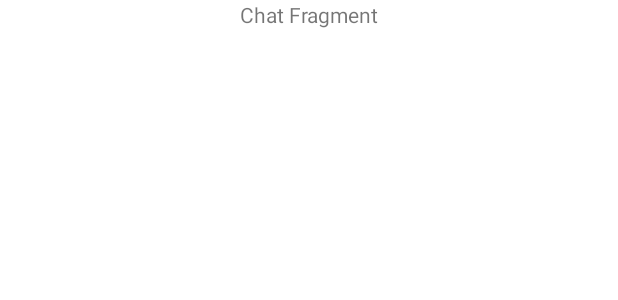
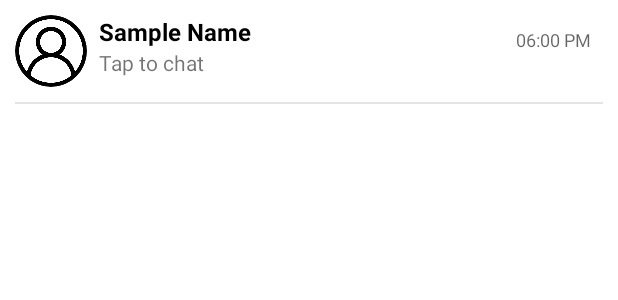
Before and after one commit to rishav0511/MSClone, an Android app: the layout fragment_chat.xml on its own in the app's theme, with its tools: preview values and no code run, on a phone screen of 412 x 824 dp. Shown: the top 300 px of the screen. Run offline under Robolectric (Android 15) with nearby library versions, the phone set to English and light mode, and no system bars.

Commit message:
ChatActivity view with Recycler view bug

```diff
--- a/app/build.gradle
+++ b/app/build.gradle
@@ -44,6 +44,8 @@ dependencies {
     androidTestImplementation 'androidx.test.espresso:espresso-core:3.3.0'
 
     implementation 'de.hdodenhof:circleimageview:3.1.0'
+    implementation 'com.github.bumptech.glide:glide:4.12.0'
+    annotationProcessor 'com.github.bumptech.glide:compiler:4.12.0'
 
     implementation platform('com.google.firebase:firebase-bom:28.2.0')
     implementation 'com.google.firebase:firebase-analytics'
--- a/app/src/main/res/layout/fragment_chat.xml
+++ b/app/src/main/res/layout/fragment_chat.xml
@@ -1,15 +1,24 @@
 <?xml version="1.0" encoding="utf-8"?>
 <FrameLayout xmlns:android="http://schemas.android.com/apk/res/android"
+    xmlns:app="http://schemas.android.com/apk/res-auto"
     xmlns:tools="http://schemas.android.com/tools"
     android:layout_width="match_parent"
     android:layout_height="match_parent"
     tools:context=".ChatFragment">
 
-    <!-- TODO: Update blank fragment layout -->
-    <TextView
+    <androidx.constraintlayout.widget.ConstraintLayout
         android:layout_width="match_parent"
-        android:layout_height="match_parent"
-        android:gravity="center_horizontal"
-        android:text="Chat Fragment" />
+        android:layout_height="match_parent">
 
+        <androidx.recyclerview.widget.RecyclerView
+            android:id="@+id/recyclerView"
+            android:layout_width="match_parent"
+            android:layout_height="0dp"
+            app:layoutManager="androidx.recyclerview.widget.LinearLayoutManager"
+            app:layout_constraintBottom_toBottomOf="parent"
+            app:layout_constraintEnd_toEndOf="parent"
+            app:layout_constraintStart_toStartOf="parent"
+            app:layout_constraintTop_toTopOf="parent"
+            tools:listitem="@layout/row_conversation" />
+    </androidx.constraintlayout.widget.ConstraintLayout>
 </FrameLayout>
--- a/app/src/main/res/layout/row_conversation.xml
+++ b/app/src/main/res/layout/row_conversation.xml
@@ -44,6 +44,7 @@
         android:layout_height="wrap_content"
         android:layout_marginTop="8dp"
         android:layout_marginEnd="8dp"
+        android:hint=" 06:00 PM"
         android:text=""
         android:textSize="12sp"
         app:layout_constraintEnd_toEndOf="parent"
```
Also changed, not shown: app/src/main/java/com/example/msclone/ChatFragment.java (+44 -28 lines), app/src/main/java/com/example/msclone/UsersAdapter.java (added, +54 -0 lines).
